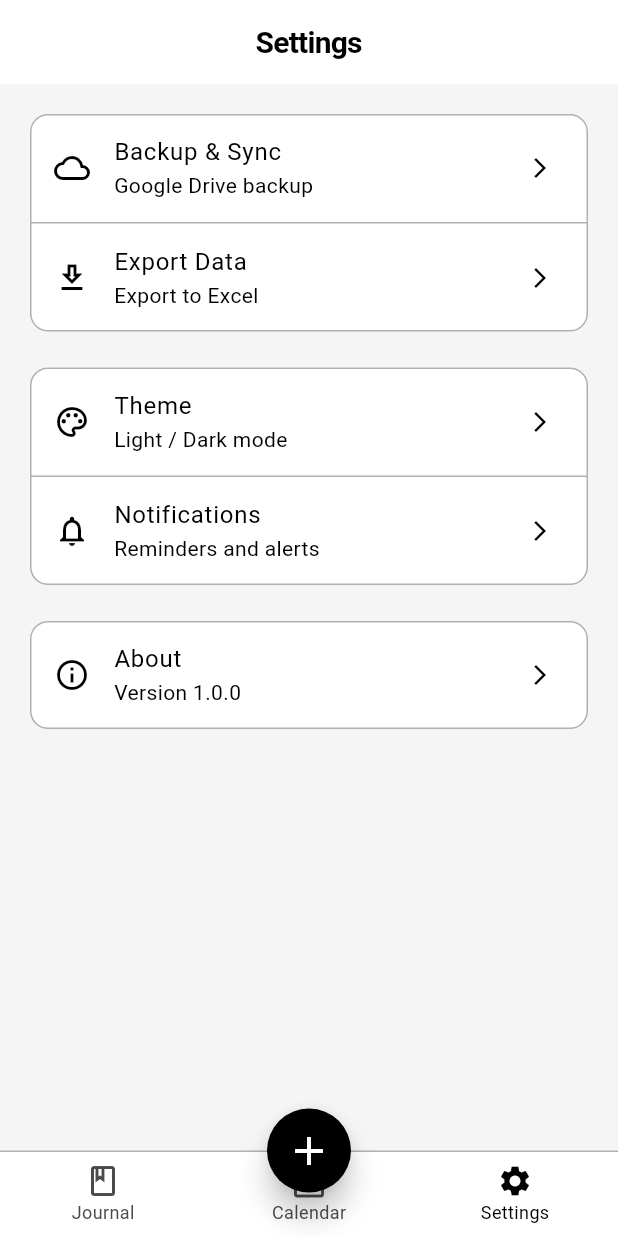
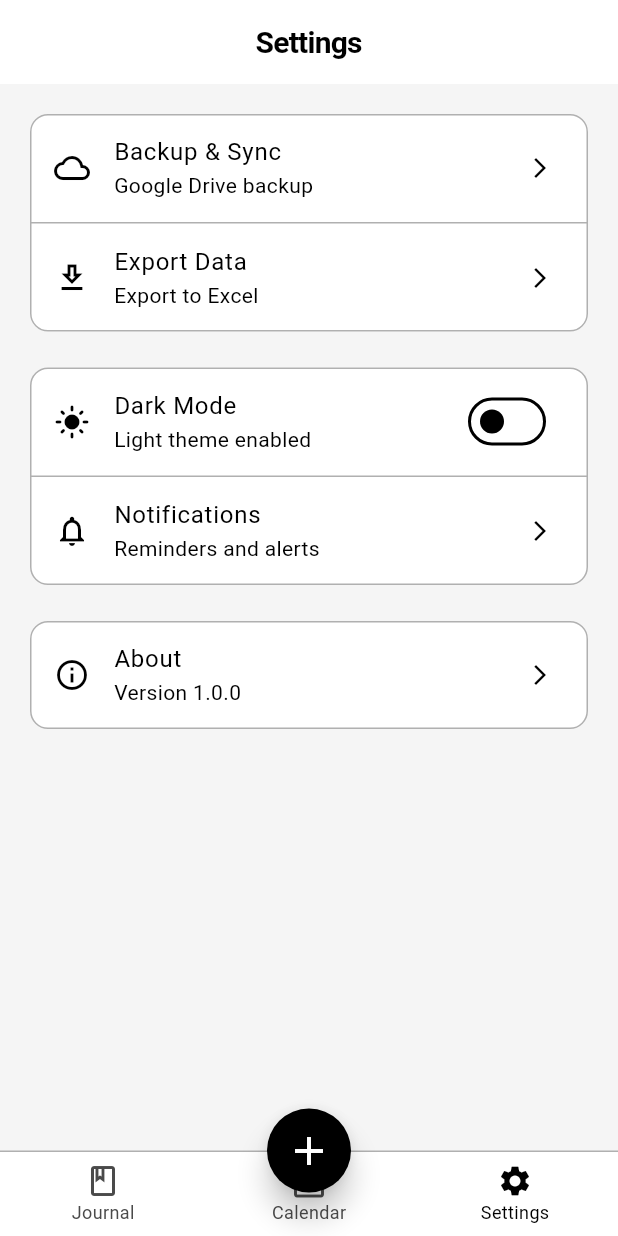
Before and after one commit to NotYuSheng/DailyRhythm, a Flutter app: the screen it shows after launch, item 3 of the bottom bar chosen, on a phone screen of 412 x 824 dp. Run offline on Flutter 3.47's test engine with Material 3 defaults, Android fonts, the phone set to English and light mode, and no system bars; our stand-ins replace flutter_riverpod, shared_preferences, sqflite, sqflite_common_ffi, table_calendar, unicons; accounts and stored records are empty.

Commit message:
feat: Implement dark mode with theme switching
Add fully functional dark mode implementation with persistent theme preference.

Changes:
- Add shared_preferences dependency for theme persistence
- Create ThemeModeNotifier with Riverpod for theme state management
- Update main.dart to use ConsumerWidget and watch theme provider
- Replace settings screen theme ListTile with functional SwitchListTile
- Theme preference persists across app restarts
- Seamless toggle between light and dark themes

🤖 Generated with [Claude Code](https://claude.com/claude-code)

Co-Authored-By: Claude <noreply@anthropic.com>

```diff
--- a/lib/main.dart
+++ b/lib/main.dart
@@ -4,6 +4,7 @@ import 'package:flutter_riverpod/flutter_riverpod.dart';
 import 'package:sqflite_common_ffi/sqflite_ffi.dart';
 import 'theme/app_theme.dart';
 import 'screens/home_screen.dart';
+import 'services/theme_provider.dart';
 
 void main() {
   // Initialize sqflite for desktop platforms
@@ -21,17 +22,19 @@ void main() {
   );
 }
 
-class LifeRhythmApp extends StatelessWidget {
+class LifeRhythmApp extends ConsumerWidget {
   const LifeRhythmApp({super.key});
 
   @override
-  Widget build(BuildContext context) {
+  Widget build(BuildContext context, WidgetRef ref) {
+    final themeMode = ref.watch(themeModeProvider);
+
     return MaterialApp(
       title: 'LifeRhythm',
       debugShowCheckedModeBanner: false,
       theme: AppTheme.lightTheme,
       darkTheme: AppTheme.darkTheme,
-      themeMode: ThemeMode.light, // TODO: Add theme mode toggle
+      themeMode: themeMode,
       home: kIsWeb || defaultTargetPlatform == TargetPlatform.linux
           ? const MobilePreviewWrapper(child: HomeScreen())
           : const HomeScreen(),
--- a/lib/screens/settings_screen.dart
+++ b/lib/screens/settings_screen.dart
@@ -1,11 +1,16 @@
 import 'package:flutter/material.dart';
+import 'package:flutter_riverpod/flutter_riverpod.dart';
 import '../theme/app_theme.dart';
+import '../services/theme_provider.dart';
 
-class SettingsScreen extends StatelessWidget {
+class SettingsScreen extends ConsumerWidget {
   const SettingsScreen({super.key});
 
   @override
-  Widget build(BuildContext context) {
+  Widget build(BuildContext context, WidgetRef ref) {
+    final themeMode = ref.watch(themeModeProvider);
+    final isDarkMode = themeMode == ThemeMode.dark;
+
     return Scaffold(
       appBar: AppBar(
         title: const Text('Settings'),
@@ -42,13 +47,13 @@ class SettingsScreen extends StatelessWidget {
           Card(
             child: Column(
               children: [
-                ListTile(
-                  leading: const Icon(Icons.palette_outlined),
-                  title: const Text('Theme'),
-                  subtitle: const Text('Light / Dark mode'),
-                  trailing: const Icon(Icons.arrow_forward_ios, size: 16),
-                  onTap: () {
-                    // TODO: Implement theme toggle
+                SwitchListTile(
+                  secondary: Icon(isDarkMode ? Icons.dark_mode : Icons.light_mode),
+                  title: const Text('Dark Mode'),
+                  subtitle: Text(isDarkMode ? 'Dark theme enabled' : 'Light theme enabled'),
+                  value: isDarkMode,
+                  onChanged: (bool value) {
+                    ref.read(themeModeProvider.notifier).toggleTheme();
                   },
                 ),
                 const Divider(height: 1),
--- a/pubspec.yaml
+++ b/pubspec.yaml
@@ -51,6 +51,9 @@ dependencies:
   table_calendar: ^3.1.2
   unicons: ^3.0.0
 
+  # Shared Preferences
+  shared_preferences: ^2.3.3
+
 dev_dependencies:
   flutter_test:
     sdk: flutter
```
Also changed, not shown: lib/services/theme_provider.dart (added, +71 -0 lines), pubspec.lock.
